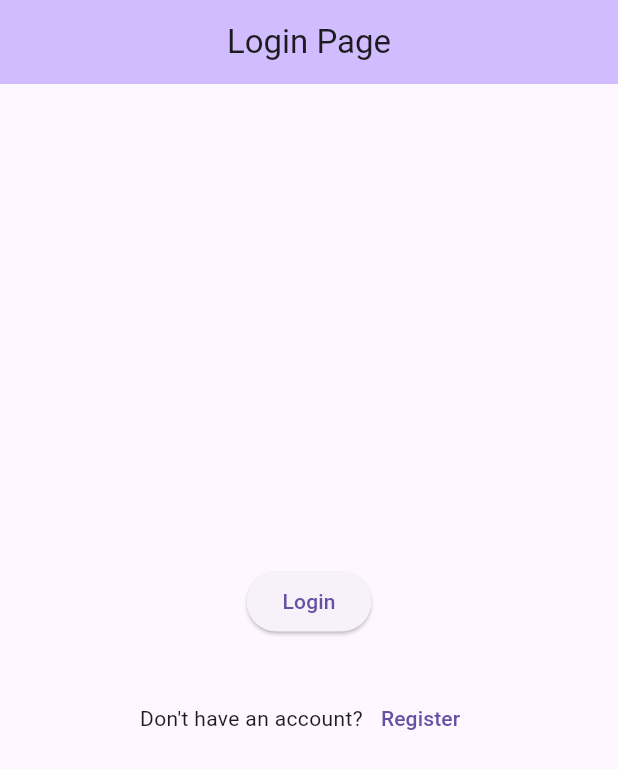
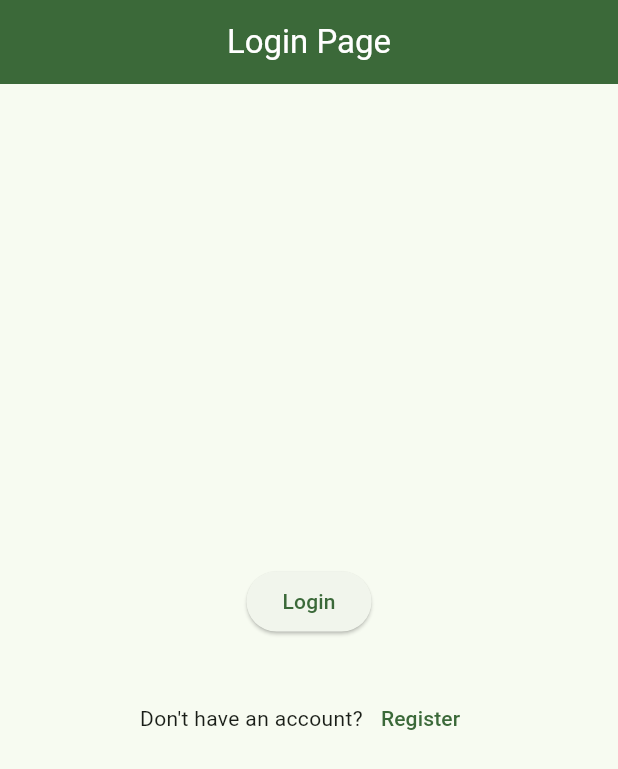
Before and after one commit to Techift/naija_wallet, a Flutter app: the screen it shows after launch, on a phone screen of 412 x 824 dp. Shown: the top 769 px of the screen. Run offline on Flutter 3.47's test engine with Material 3 defaults, Android fonts, the phone set to English and light mode, and no system bars; our stand-ins replace flutter_riverpod, go_router, riverpod_annotation; generated files the repository leaves out were written again.

Commit message:
refactor: applied a theme for appbar

```diff
--- a/lib/app/view/app.dart
+++ b/lib/app/view/app.dart
@@ -1,5 +1,6 @@
 import 'package:flutter/material.dart';
 import 'package:naija_wallet/core/router/app_router.dart';
+import 'package:naija_wallet/core/theme/app_theme.dart';
 // import 'package:naija_wallet/features/counter/view/home_page.dart';
 import 'package:naija_wallet/l10n/l10n.dart';
 
@@ -9,13 +10,24 @@ class App extends StatelessWidget {
   @override
   Widget build(BuildContext context) {
     return MaterialApp.router(
+      theme: AppTheme.light.copyWith(
+        appBarTheme: AppBarTheme(
+          backgroundColor: AppTheme.light.colorScheme.primary,
+          foregroundColor: AppTheme.light.colorScheme.onPrimary,
+          elevation: 0,
+          centerTitle: true,
+        ),
+      ),
+      darkTheme: AppTheme.dark.copyWith(
+        appBarTheme: AppBarTheme(
+          backgroundColor: AppTheme.dark.colorScheme.primary,
+          foregroundColor: AppTheme.dark.colorScheme.onPrimary,
+          elevation: 0,
+          centerTitle: true,
+        ),
+      ),
+      themeMode: ThemeMode.system,
       debugShowCheckedModeBanner: false,
-      theme: ThemeData(
-        appBarTheme: AppBarTheme(
-          backgroundColor: Theme.of(context).colorScheme.inversePrimary,
-        ),
-        useMaterial3: true,
-      ),
       localizationsDelegates: AppLocalizations.localizationsDelegates,
       supportedLocales: AppLocalizations.supportedLocales,
       routerConfig: appRouter,
```
